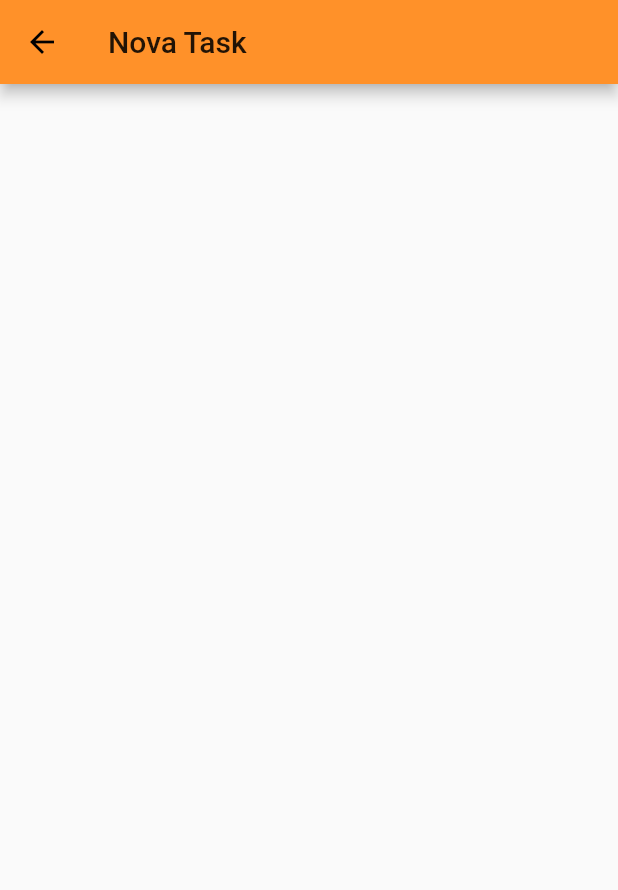
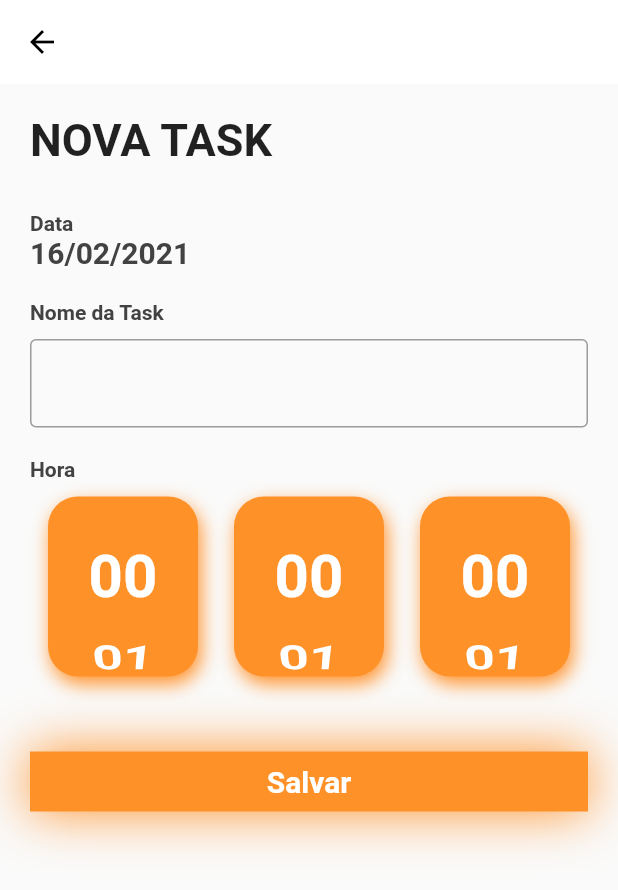
Before and after one commit to fagnerlc/todo_list, a Flutter app: the NewTaskPage screen opened by its route, on a phone screen of 412 x 824 dp. Shown: the top 890 px of the screen. Run offline on Flutter 3.47's test engine with Material 2 defaults, Android fonts, the phone set to English and light mode, and no system bars; our stand-ins replace google_fonts, sqflite, synchronized; missing offline and left inert: ff_navigation_bar; accounts and stored records are empty.

Commit message:
Tela de Detalhes e Componente de Time

```diff
--- a/lib/app/modules/new_task/new_task_page.dart
+++ b/lib/app/modules/new_task/new_task_page.dart
@@ -1,6 +1,7 @@
 import 'package:flutter/material.dart';
 import 'package:provider/provider.dart';
 import 'package:todo_list/app/modules/new_task/new_task_controller.dart';
+import 'package:todo_list/app/shared/time_component.dart';
 
 class NewTaskPage extends StatelessWidget {
   static String routerName = '/new';
@@ -10,11 +11,99 @@ class NewTaskPage extends StatelessWidget {
       builder: (BuildContext context, NewTaskController controller, _) {
         return Scaffold(
           appBar: AppBar(
-            title: Text('Nova Task'),
+            backgroundColor: Colors.white,
+            elevation: 0,
           ),
-          body: Container(
-            child: Center(
-              child: Text(''),
+          body: SingleChildScrollView(
+            child: Container(
+              padding: EdgeInsets.all(20),
+              child: Column(
+                crossAxisAlignment: CrossAxisAlignment.start,
+                children: [
+                  Text(
+                    'NOVA TASK',
+                    style: TextStyle(
+                      fontSize: 30,
+                      fontWeight: FontWeight.bold,
+                    ),
+                  ),
+                  SizedBox(
+                    height: 30,
+                  ),
+                  Text(
+                    'Data',
+                    style: TextStyle(
+                      color: Colors.grey[800],
+                      fontWeight: FontWeight.bold,
+                    ),
+                  ),
+                  Text(
+                    '16/02/2021',
+                    style: TextStyle(
+                        color: Colors.grey[800],
+                        fontWeight: FontWeight.bold,
+                        fontSize: 20),
+                  ),
+                  SizedBox(height: 20),
+                  Text(
+                    'Nome da Task',
+                    style: TextStyle(
+                      color: Colors.grey[800],
+                      fontWeight: FontWeight.bold,
+                    ),
+                  ),
+                  SizedBox(height: 10),
+                  TextFormField(
+                    decoration: InputDecoration(
+                      border: OutlineInputBorder(),
+                    ),
+                  ),
+                  SizedBox(height: 20),
+                  Text(
+                    'Hora',
+                    style: TextStyle(
+                      color: Colors.grey[800],
+                      fontWeight: FontWeight.bold,
+                    ),
+                  ),
+                  SizedBox(
+                    height: 10,
+                  ),
+                  TimeComponent(),
+                  SizedBox(height: 50),
+                  Center(
+                    child: Container(
+                      width: MediaQuery.of(context).size.width,
+                      height: 40,
+                      //height: MediaQuery.of(context).size.height,
+                      decoration: BoxDecoration(
+                        borderRadius: BorderRadius.circular(0),
+                        boxShadow: [
+                          BoxShadow(
+                              blurRadius: 30,
+                              color: Theme.of(context).primaryColor),
+                        ],
+                        color: Theme.of(context).primaryColor,
+                      ),
+                      child: Expanded(
+                        child: Padding(
+                          padding: const EdgeInsets.all(8.0),
+                          child: Center(
+                            child: Text(
+                              'Salvar',
+                              style: TextStyle(
+                                color: Colors.white,
+                                fontSize: 20,
+                                fontWeight: FontWeight.bold,
+                              ),
+                            ),
+                          ),
+                        ),
+                      ),
+                    ),
+                  )
+                ],
+              ),
             ),
           ),
         );
--- /dev/null
+++ b/lib/app/shared/time_component.dart
@@ -0,0 +1,61 @@
+import 'package:flutter/material.dart';
+
+class TimeComponent extends StatefulWidget {
+  @override
+  _TimeComponentState createState() => _TimeComponentState();
+}
+
+class _TimeComponentState extends State<TimeComponent> {
+  final List<String> _hours = List.generate(25, (index) => index++)
+      .map((h) => '${h.toString().padLeft(2, '0')}')
+      .toList();
+  final List<String> _min = List.generate(61, (index) => index++)
+      .map((h) => '${h.toString().padLeft(2, '0')}')
+      .toList();
+  final List<String> _sec = List.generate(61, (index) => index++)
+      .map((h) => '${h.toString().padLeft(2, '0')}')
+      .toList();
+  @override
+  Widget build(BuildContext context) {
+    return Row(
+      mainAxisAlignment: MainAxisAlignment.spaceAround,
+      children: [
+        _buildBox(_hours),
+        _buildBox(_min),
+        _buildBox(_sec),
+      ],
+    );
+  }
+
+  Widget _buildBox(List<String> options) {
+    return Container(
+      height: 120,
+      width: 100,
+      decoration: BoxDecoration(
+        color: Theme.of(context).primaryColor,
+        borderRadius: BorderRadius.circular(20),
+        boxShadow: [
+          BoxShadow(
+              spreadRadius: 0,
+              blurRadius: 10,
+              color: Theme.of(context).primaryColor,
+              offset: Offset(2, 5))
+        ],
+      ),
+      child: ListWheelScrollView(
+        physics: FixedExtentScrollPhysics(),
+        itemExtent: 60,
+        perspective: 0.01,
+        children: options
+            .map((e) => Text(
+                  e,
+                  style: TextStyle(
+                      fontSize: 40,
+                      color: Colors.white,
+                      fontWeight: FontWeight.bold),
+                ))
+            .toList(),
+      ),
+    );
+  }
+}
```
